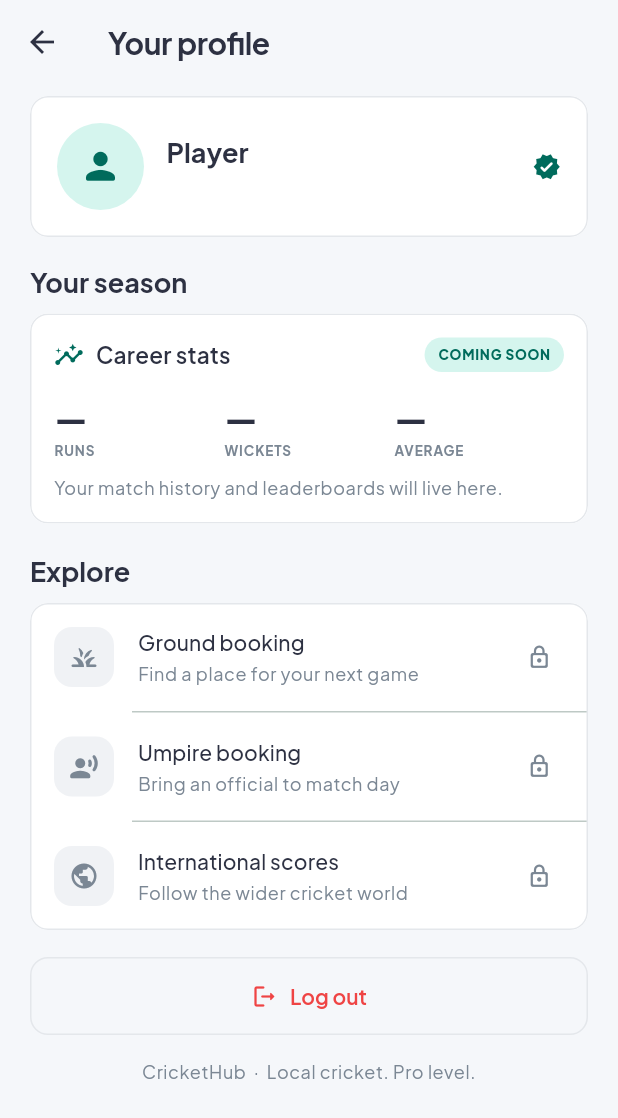
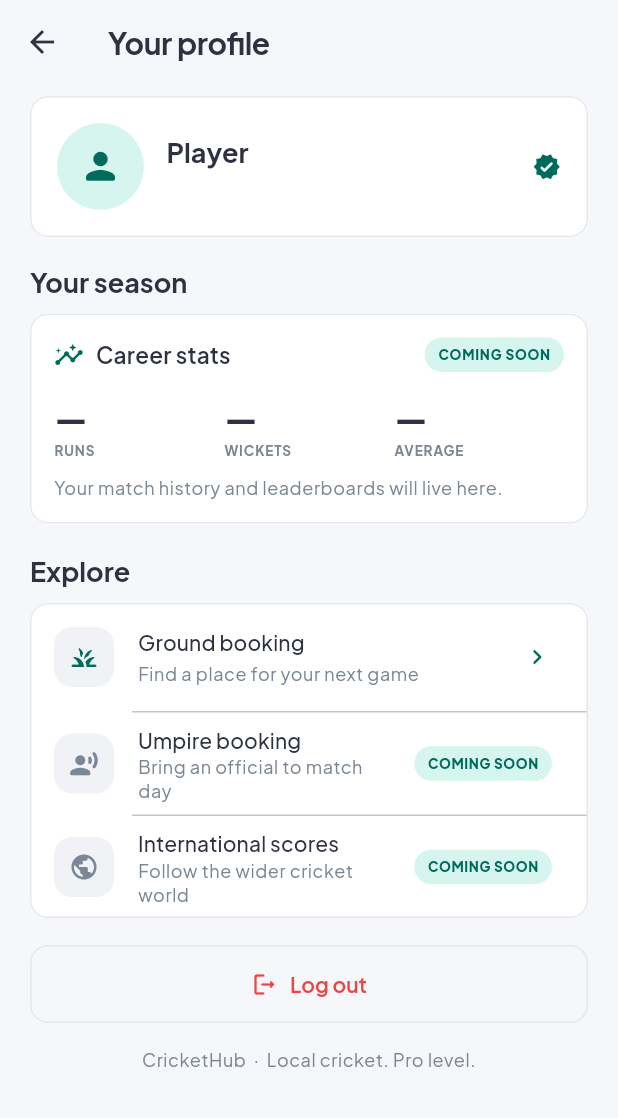
Before and after one commit to smeet-jari18/Cricket_Hub, a Flutter app: the MenuScreen screen opened directly, on a phone screen of 412 x 824 dp. Shown: the top 1118 px of the screen. Run offline on Flutter 3.47's test engine with Material 3 defaults, Android fonts, the phone set to English and light mode, and no system bars; our stand-ins replace cached_network_image, cloud_firestore, cloud_functions, connectivity_plus, firebase_auth, firebase_core and 3 more; missing offline and left inert: razorpay_flutter; accounts and stored records are empty; generated files the repository leaves out were written again.

Commit message:
phase -3 update

```diff
--- a/cricket_hub/lib/screens/menu/menu_screen.dart
+++ b/cricket_hub/lib/screens/menu/menu_screen.dart
@@ -4,6 +4,7 @@ import 'package:provider/provider.dart';
 import '../../core/app_theme.dart';
 import '../../providers/auth_provider.dart';
 import '../auth/login_screen.dart';
+import '../ground/ground_list_screen.dart';
 
 /// Player profile, account options and phase roadmap.
 class MenuScreen extends StatelessWidget {
@@ -127,23 +128,29 @@ class MenuScreen extends StatelessWidget {
           const SizedBox(height: 10),
           Card(
             child: Column(
-              children: const [
-                _ComingSoonTile(
+              children: [
+                _ExploreTile(
                   icon: Icons.grass_rounded,
                   title: 'Ground booking',
                   subtitle: 'Find a place for your next game',
+                  onTap: () => Navigator.pushNamed(
+                    context,
+                    GroundListScreen.route,
+                  ),
                 ),
-                Divider(height: 1, indent: 68),
-                _ComingSoonTile(
+                const Divider(height: 1, indent: 68),
+                const _ExploreTile(
                   icon: Icons.record_voice_over_rounded,
                   title: 'Umpire booking',
                   subtitle: 'Bring an official to match day',
+                  comingSoon: true,
                 ),
-                Divider(height: 1, indent: 68),
-                _ComingSoonTile(
+                const Divider(height: 1, indent: 68),
+                const _ExploreTile(
                   icon: Icons.public_rounded,
                   title: 'International scores',
                   subtitle: 'Follow the wider cricket world',
+                  comingSoon: true,
                 ),
               ],
             ),
@@ -226,20 +233,25 @@ class _StatPlaceholder extends StatelessWidget {
   }
 }
 
-class _ComingSoonTile extends StatelessWidget {
+class _ExploreTile extends StatelessWidget {
+  const _ExploreTile({
+    required this.icon,
+    required this.title,
+    required this.subtitle,
+    this.onTap,
+    this.comingSoon = false,
+  });
+
   final IconData icon;
   final String title;
   final String subtitle;
-
-  const _ComingSoonTile({
-    required this.icon,
-    required this.title,
-    required this.subtitle,
-  });
+  final VoidCallback? onTap;
+  final bool comingSoon;
 
   @override
   Widget build(BuildContext context) {
     return ListTile(
+      onTap: comingSoon ? null : onTap,
       leading: Container(
         width: 40,
         height: 40,
@@ -247,7 +259,11 @@ class _ComingSoonTile extends StatelessWidget {
           color: AppTheme.surfaceSoft,
           borderRadius: BorderRadius.circular(12),
         ),
-        child: Icon(icon, size: 20, color: AppTheme.textSecondary),
+        child: Icon(
+          icon,
+          size: 20,
+          color: comingSoon ? AppTheme.textSecondary : AppTheme.primary,
+        ),
       ),
       title: Text(title, style: Theme.of(context).textTheme.titleSmall),
       subtitle: Text(
@@ -257,8 +273,28 @@ class _ComingSoonTile extends StatelessWidget {
             .bodySmall
             ?.copyWith(color: AppTheme.textSecondary),
       ),
-      trailing: const Icon(Icons.lock_outline_rounded,
-          size: 17, color: AppTheme.textSecondary),
+      trailing: comingSoon
+          ? Container(
+              padding: const EdgeInsets.symmetric(horizontal: 9, vertical: 5),
+              decoration: BoxDecoration(
+                color: AppTheme.primaryContainer,
+                borderRadius: BorderRadius.circular(99),
+              ),
+              child: const Text(
+                'COMING SOON',
+                style: TextStyle(
+                  color: AppTheme.primary,
+                  fontSize: 9,
+                  fontWeight: FontWeight.w800,
+                  letterSpacing: 0.4,
+                ),
+              ),
+            )
+          : const Icon(
+              Icons.chevron_right_rounded,
+              size: 20,
+              color: AppTheme.primary,
+            ),
     );
   }
 }
--- a/cricket_hub/pubspec.yaml
+++ b/cricket_hub/pubspec.yaml
@@ -35,6 +35,12 @@ dependencies:
   qr_flutter: ^4.1.0
   cached_network_image: ^4.0.4
   razorpay_flutter: ^1.4.7
+  mobile_scanner: ^7.4.2
+  image_picker: ^1.2.3
+  geolocator: ^14.0.1
+  table_calendar: ^3.3.0
+  jwt_decoder: ^2.0.1
+  permission_handler: ^13.0.2
 
 dev_dependencies:
   flutter_test:
```
Also changed, not shown: cricket_hub/lib/main.dart (+32 -0 lines), cricket_hub/lib/screens/match/create_match_screen.dart (+26 -8 lines), cricket_hub/pubspec.lock, 6 other files.
